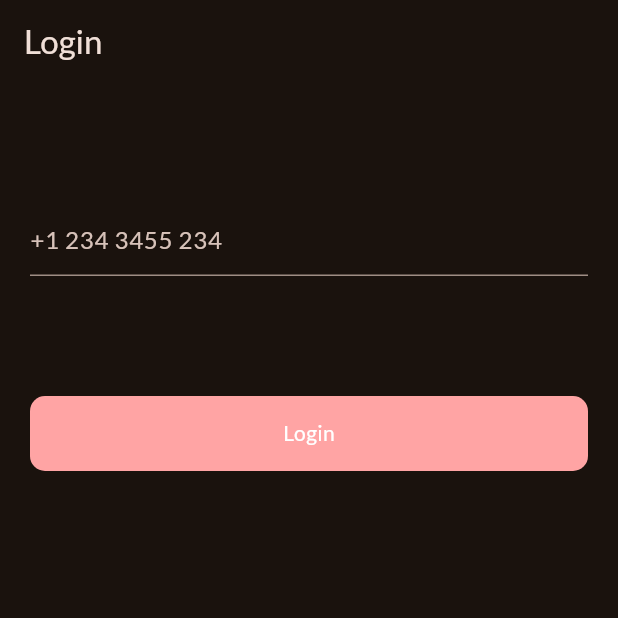
After one commit to vedw3je/Meals-app, a Flutter app: the screen it shows after launch, on a phone screen of 412 x 824 dp, the top half of it. The commit adds this screen. Run offline on Flutter 3.47's test engine with Material 3 defaults, Android fonts, the phone set to English and light mode, and no system bars; our stand-ins replace firebase_auth, firebase_core, flutter_riverpod, fluttertoast, google_fonts, line_icons and 1 more; accounts and stored records are empty.

Commit message:
Added login with otp

```diff
--- /dev/null
+++ b/lib/screens/login_with_phone.dart
@@ -0,0 +1,95 @@
+import 'package:firebase_auth/firebase_auth.dart';
+import 'package:flutter/material.dart';
+import 'verify_code.dart';
+import 'package:meals/utils/utils.dart';
+import 'package:meals/widgets/round_button.dart';
+
+class LoginWithPhoneNumber extends StatefulWidget {
+  const LoginWithPhoneNumber({Key? key}) : super(key: key);
+
+  @override
+  State<LoginWithPhoneNumber> createState() => _LoginWithPhoneNumberState();
+}
+
+class _LoginWithPhoneNumberState extends State<LoginWithPhoneNumber> {
+  bool loading = false;
+  final phoneNumberController = TextEditingController();
+  final auth = FirebaseAuth.instance;
+
+  @override
+  void dispose() {
+    phoneNumberController.dispose();
+    super.dispose();
+  }
+
+  @override
+  Widget build(BuildContext context) {
+    return Scaffold(
+      appBar: AppBar(
+        title: Text('Login'),
+      ),
+      backgroundColor: Theme.of(context).colorScheme.background,
+      body: Padding(
+        padding: const EdgeInsets.symmetric(horizontal: 20),
+        child: Column(
+          children: [
+            SizedBox(
+              height: 80,
+            ),
+            TextFormField(
+              cursorColor: Colors.white,
+              style: TextStyle(color: Colors.white),
+              controller: phoneNumberController,
+              decoration: InputDecoration(
+                hintText: '+1 234 3455 234',
+                focusColor: Colors.black,
+                hoverColor: Colors.black,
+              ),
+            ),
+            SizedBox(
+              height: 80,
+            ),
+            RoundButton(
+                title: 'Login',
+                loading: loading,
+                onTap: () {
+                  setState(() {
+                    loading = true;
+                  });
+                  auth.verifyPhoneNumber(
+                      phoneNumber: phoneNumberController.text,
+                      verificationCompleted: (_) {
+                        setState(() {
+                          loading = false;
+                        });
+                      },
+                      verificationFailed: (e) {
+                        setState(() {
+                          loading = false;
+                        });
+                        Utils().toastMessage(e.toString());
+                      },
+                      codeSent: (String verificationId, int? token) {
+                        Navigator.push(
+                            context,
+                            MaterialPageRoute(
+                                builder: (context) => VerifyCodeScreen(
+                                      verificationId: verificationId,
+                                    )));
+                        setState(() {
+                          loading = false;
+                        });
+                      },
+                      codeAutoRetrievalTimeout: (e) {
+                        Utils().toastMessage(e.toString());
+                        setState(() {
+                          loading = false;
+                        });
+                      });
+                })
+          ],
+        ),
+      ),
+    );
+  }
+}
--- /dev/null
+++ b/lib/widgets/round_button.dart
@@ -0,0 +1,37 @@
+import 'package:flutter/material.dart';
+
+class RoundButton extends StatelessWidget {
+  final String title;
+  final VoidCallback onTap;
+  final bool loading;
+  const RoundButton(
+      {Key? key,
+      required this.title,
+      required this.onTap,
+      this.loading = false})
+      : super(key: key);
+
+  @override
+  Widget build(BuildContext context) {
+    return InkWell(
+      onTap: onTap,
+      child: Container(
+        height: 50,
+        decoration: BoxDecoration(
+            color: Color.fromARGB(255, 255, 164, 164),
+            borderRadius: BorderRadius.circular(10)),
+        child: Center(
+          child: loading
+              ? CircularProgressIndicator(
+                  strokeWidth: 3,
+                  color: Colors.white,
+                )
+              : Text(
+                  title,
+                  style: TextStyle(color: Colors.white),
+                ),
+        ),
+      ),
+    );
+  }
+}
--- a/pubspec.yaml
+++ b/pubspec.yaml
@@ -40,6 +40,9 @@ dependencies:
   transparent_image: ^2.0.1
   flutter_riverpod: ^2.4.6
   line_icons: ^2.0.3
+  firebase_auth: ^4.15.3
+  firebase_core: ^2.24.2
+  fluttertoast: ^8.2.4
 
 dev_dependencies:
   flutter_test:
```
Also changed, not shown: lib/main.dart (+9 -2 lines), lib/screens/tabs.dart (+12 -0 lines), lib/screens/verify_code.dart (added, +78 -0 lines), lib/utils/utils.dart (added, +15 -0 lines), lib/firebase_options.dart (added), pubspec.lock, 6 other files.
